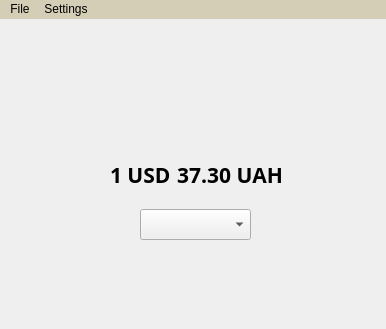
Above: mainwindow.ui from SVlad19/CurrencyConverter before the change. Below: the same form after it.
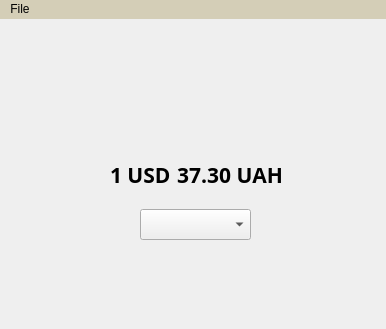
That is the form after the change. Icons and pictures are not drawn.

```diff
--- a/mainwindow.ui
+++ b/mainwindow.ui
@@ -169,14 +169,7 @@
     <addaction name="separator"/>
     <addaction name="actionQuit"/>
    </widget>
-   <widget class="QMenu" name="menuSettings">
-    <property name="title">
-     <string>Settings</string>
-    </property>
-    <addaction name="actionLanguage"/>
-   </widget>
    <addaction name="menuFile"/>
-   <addaction name="menuSettings"/>
   </widget>
   <action name="actionQuit">
    <property name="icon">
```
Left out of the diff: 21 changed lines with no effect on the pictures.
